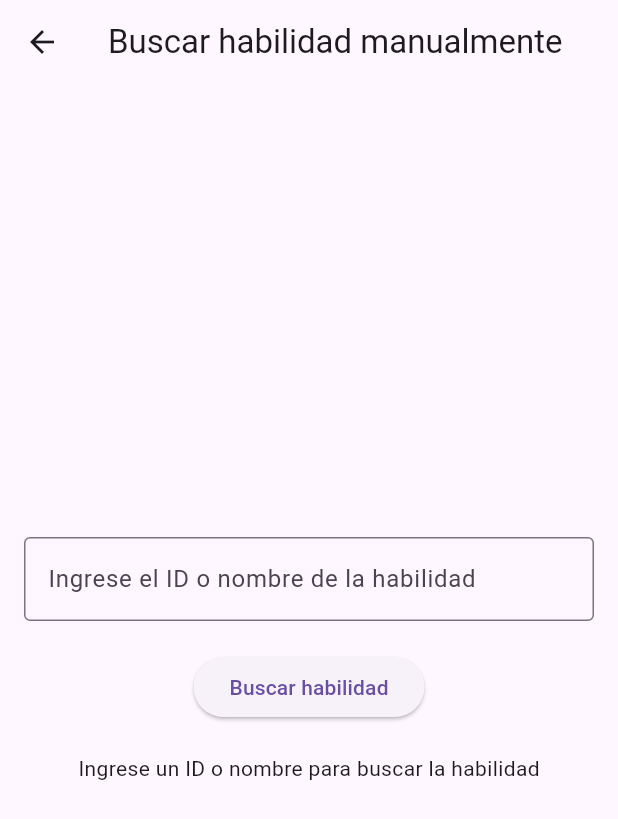
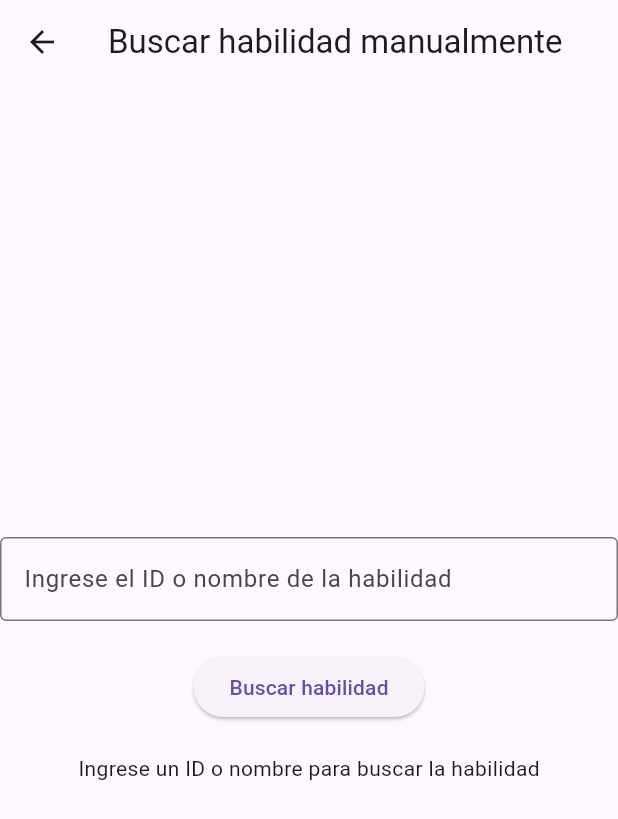
Before and after one commit to ProZero133/FlutterRender, a Flutter app: the screen it shows after launch, after a tap on "Ir a la página de habilidades", on a phone screen of 412 x 824 dp. Shown: the top 819 px of the screen. Run offline on Flutter 3.47's test engine with Material 3 defaults, Android fonts, the phone set to English and light mode, and no system bars; network calls fail.

Commit message:
Reducir valores hardcodeados

```diff
--- a/rendering/lib/main.dart
+++ b/rendering/lib/main.dart
@@ -79,7 +79,13 @@ class HomePage extends StatelessWidget {
 
   @override
   Widget build(BuildContext context) {
-    final List<String> pokemonList = ['pikachu', 'bulbasaur', 'charmander', 'squirtle', 'eevee'];
+    final List<String> pokemonList = [
+      'pikachu',
+      'bulbasaur',
+      'charmander',
+      'squirtle',
+      'eevee'
+    ];
 
     return Scaffold(
       appBar: AppBar(
@@ -94,15 +100,15 @@ class HomePage extends StatelessWidget {
                 border: TableBorder.all(),
                 children: [
                   TableRow(children: [
-                    const Padding(
-                      padding: EdgeInsets.all(8.0),
-                      child: Text(
+                    Container(
+                      margin: const EdgeInsets.all(8),
+                      child: const Text(
                         'Habilidad actual',
                         style: TextStyle(fontWeight: FontWeight.bold),
                       ),
                     ),
-                    Padding(
-                      padding: const EdgeInsets.all(8.0),
+                    Container(
+                      margin: const EdgeInsets.all(8),
                       child: Text(currentAbilityName!),
                     ),
                   ]),
@@ -164,10 +170,8 @@ class HomePage extends StatelessWidget {
                 Navigator.push(
                   context,
                   MaterialPageRoute(
-                    builder: (context) => Center(
-                      child: ManualAbilityPage(
-                        onUpdateAbilityName: onUpdateAbilityName,
-                      ),
+                    builder: (context) => ManualAbilityPage(
+                      onUpdateAbilityName: onUpdateAbilityName,
                     ),
                   ),
                 );
@@ -240,10 +244,9 @@ class AbilityPageState extends State<AbilityPage> {
       appBar: AppBar(
         title: const Text('Detalles de la habilidad'),
       ),
-      body: Padding(
-        padding: const EdgeInsets.all(16.0),
+      body: Center(
         child: _isLoading
-            ? const Center(child: CircularProgressIndicator())
+            ? const CircularProgressIndicator()
             : _abilityData != null
                 ? _abilityData!['error'] != null
                     ? Text(
@@ -254,28 +257,28 @@ class AbilityPageState extends State<AbilityPage> {
                         border: TableBorder.all(),
                         children: [
                           TableRow(children: [
-                            const Padding(
-                              padding: EdgeInsets.all(8.0),
-                              child: Text(
+                            Container(
+                              margin: const EdgeInsets.all(8),
+                              child: const Text(
                                 'Nombre',
                                 style: TextStyle(fontWeight: FontWeight.bold),
                               ),
                             ),
-                            Padding(
-                              padding: const EdgeInsets.all(8.0),
+                            Container(
+                              margin: const EdgeInsets.all(8),
                               child: Text(_abilityData!['name']),
                             ),
                           ]),
                           TableRow(children: [
-                            const Padding(
-                              padding: EdgeInsets.all(8.0),
-                              child: Text(
+                            Container(
+                              margin: const EdgeInsets.all(8),
+                              child: const Text(
                                 'Efecto',
                                 style: TextStyle(fontWeight: FontWeight.bold),
                               ),
                             ),
-                            Padding(
-                              padding: const EdgeInsets.all(8.0),
+                            Container(
+                              margin: const EdgeInsets.all(8),
                               child: Text(
                                 (_abilityData!['effect_entries'] as List)
                                     .firstWhere(
@@ -344,8 +347,7 @@ class ManualAbilityPageState extends State<ManualAbilityPage> {
       appBar: AppBar(
         title: const Text('Buscar habilidad manualmente'),
       ),
-      body: Padding(
-        padding: const EdgeInsets.all(16.0),
+      body: Center(
         child: Column(
           mainAxisAlignment: MainAxisAlignment.center,
           children: [
@@ -379,28 +381,28 @@ class ManualAbilityPageState extends State<ManualAbilityPage> {
                       border: TableBorder.all(),
                       children: [
                         TableRow(children: [
-                          const Padding(
-                            padding: EdgeInsets.all(8.0),
-                            child: Text(
+                          Container(
+                            margin: const EdgeInsets.all(8),
+                            child: const Text(
                               'Nombre',
                               style: TextStyle(fontWeight: FontWeight.bold),
                             ),
                           ),
-                          Padding(
-                            padding: const EdgeInsets.all(8.0),
+                          Container(
+                            margin: const EdgeInsets.all(8),
                             child: Text(_abilityData!['name']),
                           ),
                         ]),
                         TableRow(children: [
-                          const Padding(
-                            padding: EdgeInsets.all(8.0),
-                            child: Text(
+                          Container(
+                            margin: const EdgeInsets.all(8),
+                            child: const Text(
                               'Efecto',
                               style: TextStyle(fontWeight: FontWeight.bold),
                             ),
                           ),
-                          Padding(
-                            padding: const EdgeInsets.all(8.0),
+                          Container(
+                            margin: const EdgeInsets.all(8),
                             child: Text(
                               (_abilityData!['effect_entries'] as List)
                                   .firstWhere(
```
